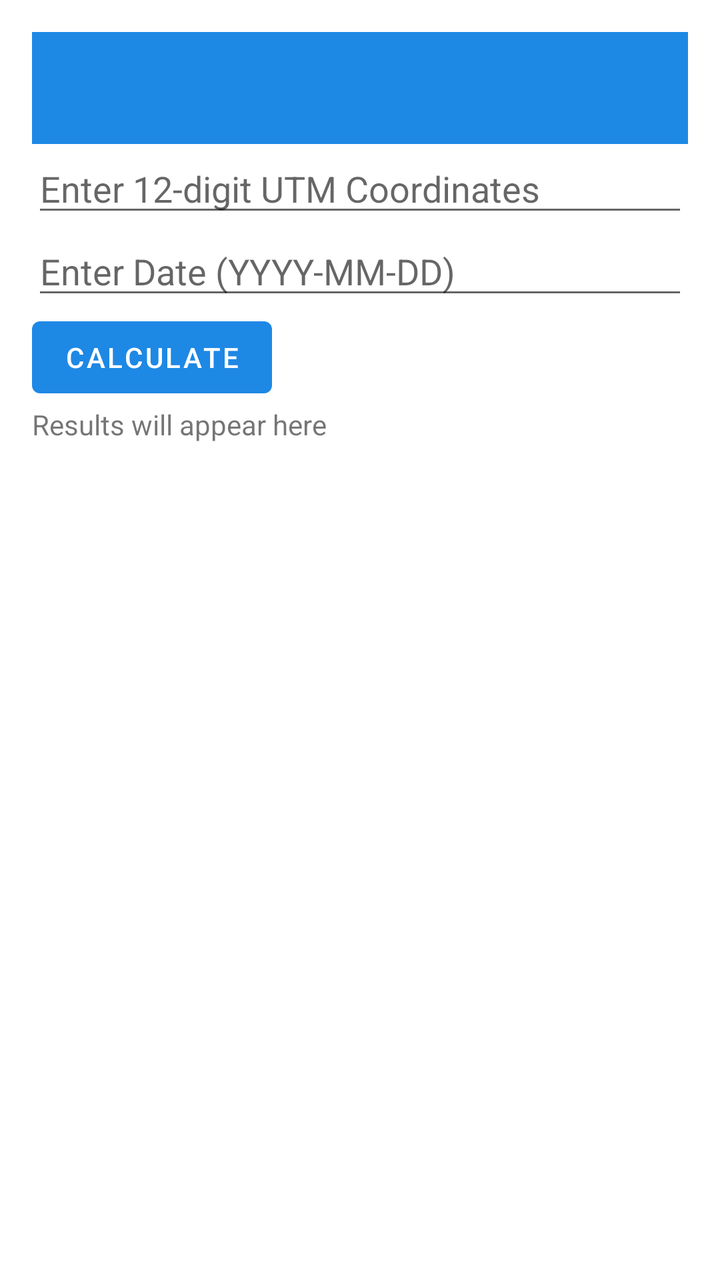
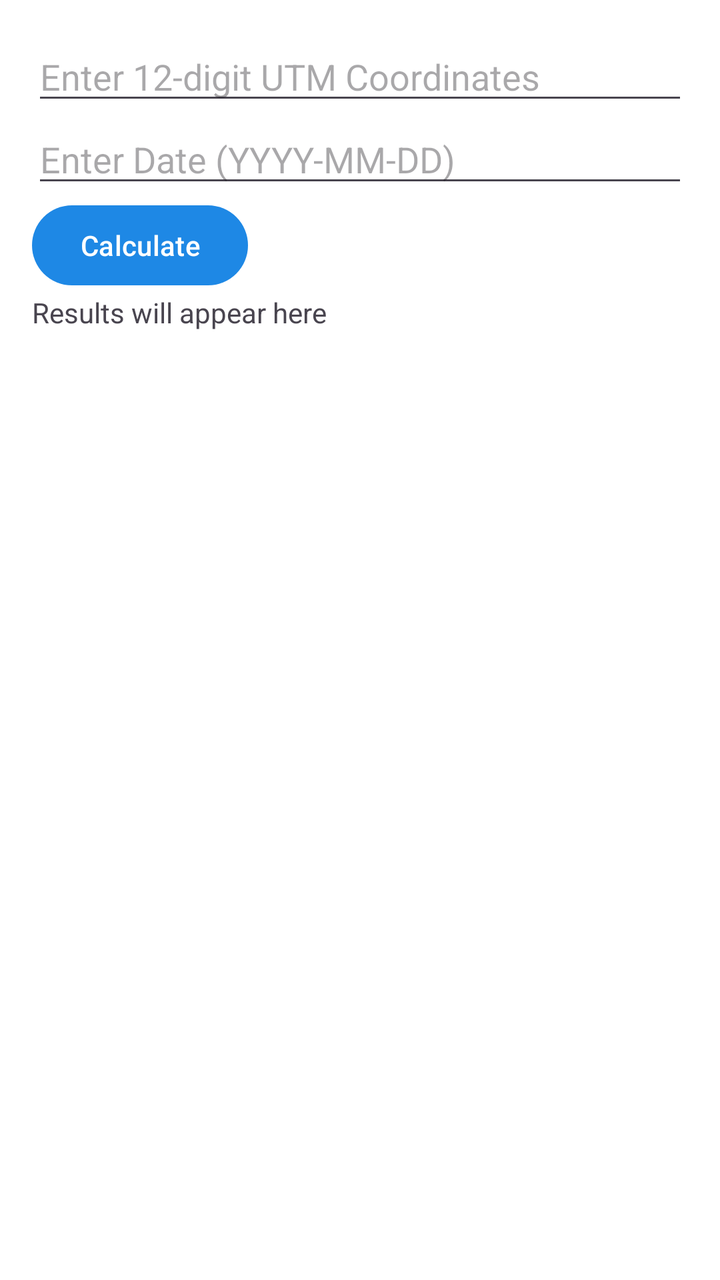

Screens rendered from an Android XML layout before and after an edit, with the pre-edit source and the edit as a unified diff.
<!-- AndroidManifest.xml: application theme Theme.LandNv4 -->
<!-- res/layout/activity_daylight.xml -->
<?xml version="1.0" encoding="utf-8"?>
<LinearLayout xmlns:android="http://schemas.android.com/apk/res/android"
    android:layout_width="match_parent"
    android:layout_height="match_parent"
    android:orientation="vertical"
    android:padding="16dp">

    <include layout="@layout/include_toolbar"/>

    <EditText
        android:id="@+id/input_utm"
        android:layout_width="match_parent"
        android:layout_height="wrap_content"
        android:hint="Enter 12-digit UTM Coordinates" />

    <EditText
        android:id="@+id/input_date"
        android:layout_width="match_parent"
        android:layout_height="wrap_content"
        android:hint="Enter Date (YYYY-MM-DD)" />

    <Button
        android:id="@+id/btn_calculate"
        android:layout_width="wrap_content"
        android:layout_height="wrap_content"
        android:text="Calculate" />

    <TextView
        android:id="@+id/output_text"
        android:layout_width="match_parent"
        android:layout_height="wrap_content"
        android:text="Results will appear here" />

</LinearLayout>
<!-- res/layout/include_toolbar.xml (included above) -->
<?xml version="1.0" encoding="utf-8"?>
<com.google.android.material.appbar.AppBarLayout
    xmlns:android="http://schemas.android.com/apk/res/android"
    xmlns:app="http://schemas.android.com/apk/res-auto"
    android:layout_width="match_parent"
    android:layout_height="wrap_content"
    android:fitsSystemWindows="true" >

    <com.google.android.material.appbar.MaterialToolbar
        android:id="@+id/toolbar"
        android:layout_width="match_parent"
        android:layout_height="?attr/actionBarSize"
        android:background="?attr/colorPrimary"
        app:titleTextColor="@android:color/white" />
</com.google.android.material.appbar.AppBarLayout>
<!-- resources referenced by this layout -->
<resources>
  <style name="Theme.LandNv4" parent="Theme.MaterialComponents.DayNight.NoActionBar">
          
          <item name="colorPrimary">@color/color_primary</item>
          <item name="colorPrimaryVariant">@color/color_primary_variant</item>
          <item name="colorOnPrimary">@color/color_on_primary</item>
  
          <item name="colorSecondary">@color/color_secondary</item>
          <item name="colorSecondaryVariant">@color/color_secondary_variant</item>
          <item name="colorOnSecondary">@color/color_on_secondary</item>
  
          
          <item name="android:windowBackground">@color/app_background</item>
          <item name="colorSurface">@color/app_surface</item>
          <item name="colorOnSurface">@color/app_on_surface</item>
      </style>
  <color name="color_primary">#1E88E5</color>
  <color name="color_primary_variant">#1565C0</color>
  <color name="color_on_primary">#FFFFFF</color>
  <color name="color_secondary">#26A69A</color>
  <color name="color_secondary_variant">#00897B</color>
  <color name="color_on_secondary">#FFFFFF</color>
  <color name="app_background">#FFFFFF</color>
  <color name="app_surface">#FFFFFF</color>
  <color name="app_on_surface">#111111</color>
</resources>

<!-- the commit's change to res/layout/activity_daylight.xml (unified diff, before → after) -->
@@ -5,7 +5,6 @@
     android:orientation="vertical"
     android:padding="16dp">
 
-    <include layout="@layout/include_toolbar"/>
 
     <EditText
         android:id="@+id/input_utm"
@@ -32,19 +31,3 @@
         android:text="Results will appear here" />
 
 </LinearLayout>
-<!-- res/layout/include_toolbar.xml (included above) -->
-<?xml version="1.0" encoding="utf-8"?>
-<com.google.android.material.appbar.AppBarLayout
-    xmlns:android="http://schemas.android.com/apk/res/android"
-    xmlns:app="http://schemas.android.com/apk/res-auto"
-    android:layout_width="match_parent"
-    android:layout_height="wrap_content"
-    android:fitsSystemWindows="true" >
-
-    <com.google.android.material.appbar.MaterialToolbar
-        android:id="@+id/toolbar"
-        android:layout_width="match_parent"
-        android:layout_height="?attr/actionBarSize"
-        android:background="?attr/colorPrimary"
-        app:titleTextColor="@android:color/white" />
-</com.google.android.material.appbar.AppBarLayout>
<!-- resource entries referenced after the edit -->
@@ -1,28 +1,41 @@
 <!-- resources referenced by this layout -->
 <resources>
-  <style name="Theme.LandNv4" parent="Theme.MaterialComponents.DayNight.NoActionBar">
+  <style name="Theme.LandNv4" parent="Theme.Material3.DayNight.NoActionBar">
+  
           
           <item name="colorPrimary">@color/color_primary</item>
-          <item name="colorPrimaryVariant">@color/color_primary_variant</item>
           <item name="colorOnPrimary">@color/color_on_primary</item>
-  
           <item name="colorSecondary">@color/color_secondary</item>
-          <item name="colorSecondaryVariant">@color/color_secondary_variant</item>
           <item name="colorOnSecondary">@color/color_on_secondary</item>
   
           
           <item name="android:windowBackground">@color/app_background</item>
-          <item name="colorSurface">@color/app_surface</item>
+  
           <item name="colorOnSurface">@color/app_on_surface</item>
+  
+          
+          <item name="colorSurface">#F5F5F5</item>
+          <item name="colorSurfaceVariant">#EEEEEE</item>
+          <item name="colorSurfaceContainer">#F2F2F2</item>
+          <item name="colorSurfaceContainerLow">#F7F7F7</item>
+  
+          
+          <item name="android:statusBarColor">@android:color/transparent</item>
+          <item name="android:navigationBarColor">@android:color/transparent</item>
+  
+          
+          <item name="android:enforceStatusBarContrast">false</item>
+          <item name="android:enforceNavigationBarContrast">false</item>
+          <item name="android:windowLightStatusBar">false</item>
+          <item name="android:windowLightNavigationBar">false</item>
+  
+  
       </style>
   <color name="color_primary">#1E88E5</color>
-  <color name="color_primary_variant">#1565C0</color>
   <color name="color_on_primary">#FFFFFF</color>
   <color name="color_secondary">#26A69A</color>
-  <color name="color_secondary_variant">#00897B</color>
   <color name="color_on_secondary">#FFFFFF</color>
   <color name="app_background">#FFFFFF</color>
-  <color name="app_surface">#FFFFFF</color>
   <color name="app_on_surface">#111111</color>
 </resources>
 
